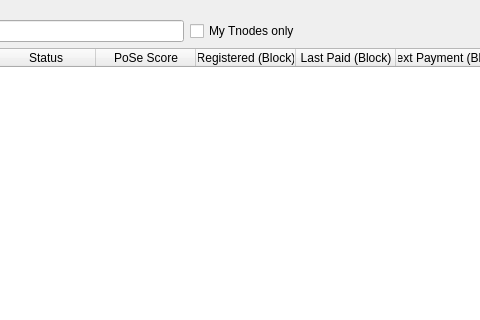
Before: the Qt Designer form src/qt/forms/masternodelist.ui in tecracoin/tecracoin, drawn with Qt 5; both pictures show x 125 to 605 and y 0 to 320 of the 762 by 457 pixel window.
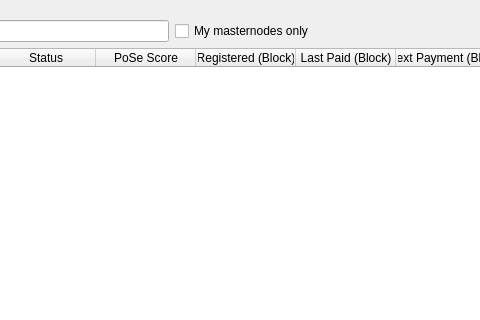
After: the same form once the commit is applied.

```diff
--- a/src/qt/forms/masternodelist.ui
+++ b/src/qt/forms/masternodelist.ui
@@ -71,7 +71,7 @@
             <string>Show only tnodes this wallet has keys for.</string>
            </property>
            <property name="text">
-            <string>My Tnodes only</string>
+            <string>My masternodes only</string>
            </property>
           </widget>
          </item>
```
Left out of the diff: 4 changed lines with no effect on the pictures.
